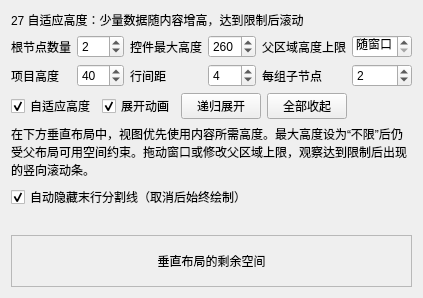
daonvshu/qt-virtual-item-views, file examples/tree_capabilities/27_auto_height/auto_height.ui: the form before one commit.
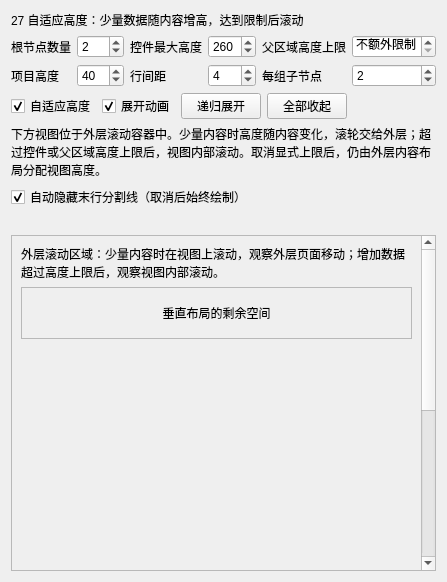
The form after the commit.

Commit message: fix: preserve nested auto-height and honor visible frame edges

```diff
--- a/examples/tree_capabilities/27_auto_height/auto_height.ui
+++ b/examples/tree_capabilities/27_auto_height/auto_height.ui
@@ -2,7 +2,7 @@
 <ui version="4.0">
  <class>TreeAutoHeightExample</class>
  <widget class="QWidget" name="TreeAutoHeightExample">
-  <layout class="QVBoxLayout" name="pageLayout">
+  <layout class="QVBoxLayout" name="pageLayout" stretch="0,0,0,0,0,0,1">
    <item><widget class="QLabel" name="titleLabel"><property name="text"><string>27 自适应高度：少量数据随内容增高，达到限制后滚动</string></property><property name="wordWrap"><bool>true</bool></property></widget></item>
    <item><layout class="QGridLayout" name="controlsLayout">
     <item row="0" column="0"><widget class="QLabel" name="rowCountSpinLabel"><property name="text"><string>根节点数量</string></property><property name="buddy"><cstring>rowCountSpin</cstring></property></widget></item>
@@ -10,7 +10,7 @@
     <item row="0" column="2"><widget class="QLabel" name="maxHeightSpinLabel"><property name="text"><string>控件最大高度</string></property><property name="buddy"><cstring>maxHeightSpin</cstring></property></widget></item>
     <item row="0" column="3"><widget class="QSpinBox" name="maxHeightSpin"><property name="maximum"><number>800</number></property><property name="value"><number>260</number></property><property name="specialValueText"><string>不限</string></property></widget></item>
     <item row="0" column="4"><widget class="QLabel" name="parentLimitSpinLabel"><property name="text"><string>父区域高度上限</string></property><property name="buddy"><cstring>parentLimitSpin</cstring></property></widget></item>
-    <item row="0" column="5"><widget class="QSpinBox" name="parentLimitSpin"><property name="maximum"><number>800</number></property><property name="value"><number>0</number></property><property name="specialValueText"><string>随窗口</string></property></widget></item>
+    <item row="0" column="5"><widget class="QSpinBox" name="parentLimitSpin"><property name="maximum"><number>800</number></property><property name="value"><number>0</number></property><property name="specialValueText"><string>不额外限制</string></property></widget></item>
     <item row="1" column="0"><widget class="QLabel" name="heightSpinLabel"><property name="text"><string>项目高度</string></property><property name="buddy"><cstring>heightSpin</cstring></property></widget></item>
     <item row="1" column="1"><widget class="QSpinBox" name="heightSpin"><property name="minimum"><number>24</number></property><property name="maximum"><number>120</number></property><property name="value"><number>40</number></property></widget></item>
     <item row="1" column="2"><widget class="QLabel" name="spacingSpinLabel"><property name="text"><string>行间距</string></property><property name="buddy"><cstring>spacingSpin</cstring></property></widget></item>
@@ -25,10 +25,20 @@
     <item><widget class="QPushButton" name="collapseButton"><property name="text"><string>全部收起</string></property><property name="focusPolicy"><enum>Qt::NoFocus</enum></property></widget></item>
     <item><spacer name="toggleSpacer"><property name="orientation"><enum>Qt::Horizontal</enum></property><property name="sizeHint" stdset="0"><size><width>10</width><height>1</height></size></property></spacer></item>
    </layout></item>
-   <item><widget class="QLabel" name="hintLabel"><property name="wordWrap"><bool>true</bool></property><property name="text"><string>在下方垂直布局中，视图优先使用内容所需高度。最大高度设为“不限”后仍受父布局可用空间约束。拖动窗口或修改父区域上限，观察达到限制后出现的竖向滚动条。</string></property></widget></item>
+   <item><widget class="QLabel" name="hintLabel"><property name="wordWrap"><bool>true</bool></property><property name="text"><string>下方视图位于外层滚动容器中。少量内容时高度随内容变化，滚轮交给外层；超过控件或父区域高度上限后，视图内部滚动。取消显式上限后，仍由外层内容布局分配视图高度。</string></property></widget></item>
    <item><widget class="QCheckBox" name="autoHideTrailingLineCheck"><property name="text"><string>自动隐藏末行分割线（取消后始终绘制）</string></property><property name="checked"><bool>true</bool></property></widget></item>
    <item><widget class="QLabel" name="statusLabel"><property name="wordWrap"><bool>true</bool></property><property name="text"><string/></property></widget></item>
+   <item><widget class="QScrollArea" name="outerScrollArea">
+    <property name="widgetResizable"><bool>true</bool></property>
+    <property name="minimumSize"><size><width>0</width><height>160</height></size></property>
+    <widget class="QWidget" name="scrollContent">
+     <layout class="QVBoxLayout" name="outerContentLayout">
+      <item><widget class="QLabel" name="outerHint">
+       <property name="wordWrap"><bool>true</bool></property>
+       <property name="text"><string>外层滚动区域：少量内容时在视图上滚动，观察外层页面移动；增加数据超过高度上限后，观察视图内部滚动。</string></property>
+      </widget></item>
    <item><widget class="QFrame" name="previewHost">
+       <property name="sizePolicy"><sizepolicy hsizetype="Expanding" vsizetype="Maximum"><horstretch>0</horstretch><verstretch>0</verstretch></sizepolicy></property>
     <property name="frameShape"><enum>QFrame::StyledPanel</enum></property>
     <layout class="QVBoxLayout" name="previewLayout">
      <item><widget class="QLabel" name="remainingLabel">
@@ -38,6 +48,11 @@
       <property name="alignment"><set>Qt::AlignCenter</set></property>
      </widget></item>
     </layout>
+      </widget></item>
+      <item><spacer name="outerSpacer"><property name="sizeType"><enum>QSizePolicy::MinimumExpanding</enum></property><property name="orientation"><enum>Qt::Vertical</enum></property><property name="sizeHint" stdset="0"><size><width>20</width><height>500</height></size></property></spacer></item>
+      <item><widget class="QLabel" name="outerBottom"><property name="text"><string>外层内容底部</string></property></widget></item>
+     </layout>
+    </widget>
    </widget></item>
   </layout>
  </widget>
```
Lines whose indentation alone changed are shown as unchanged. The commit also changes 24 other files.
